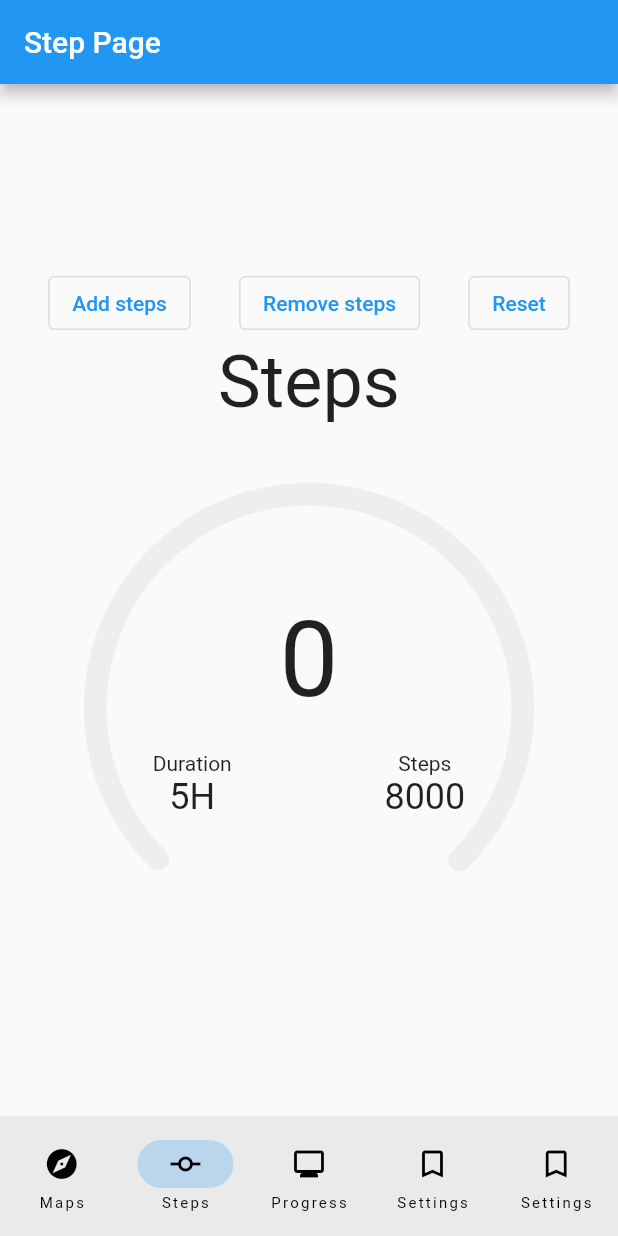
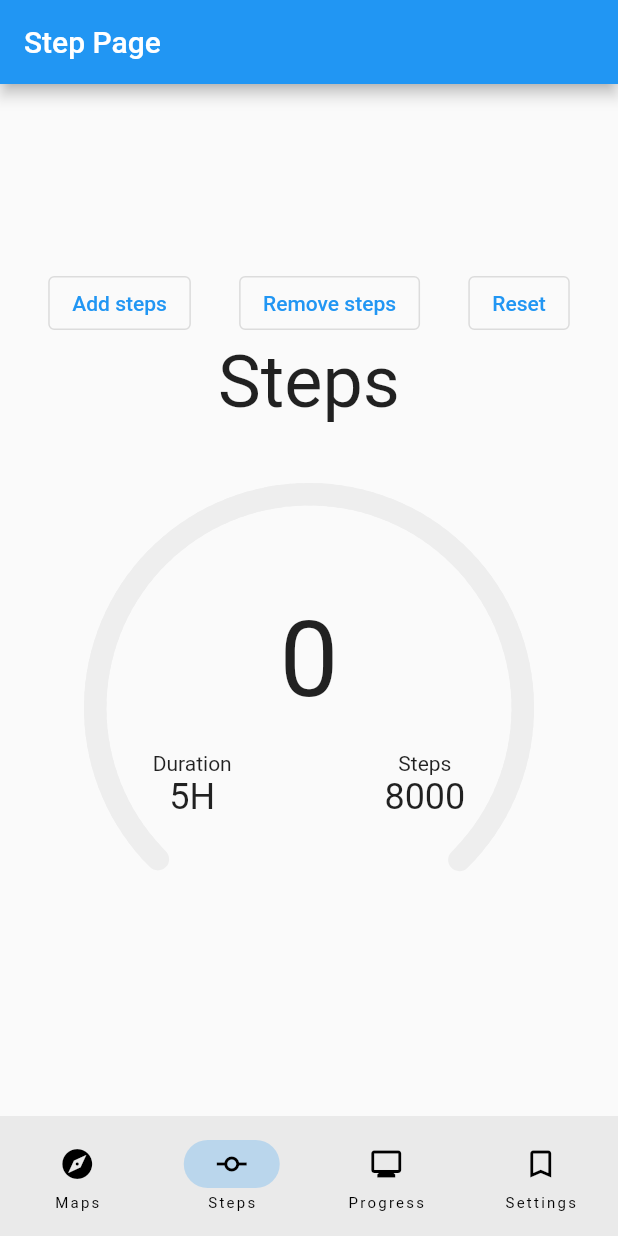
Before and after one commit to tonyolori/run_tracking_application, a Flutter app: the screen it shows after launch, item 2 of the bottom bar chosen, on a phone screen of 412 x 824 dp. Run offline on Flutter 3.47's test engine with Material 2 defaults, Android fonts, the phone set to English and light mode, and no system bars; drawn by our look-alikes of step_progress_indicator; our stand-ins replace google_fonts, google_maps_flutter, location, pedometer, permission_handler, settings_ui and 2 more; missing offline and left inert: d_chart, flutter_polyline_points; accounts and stored records are empty.

```diff
--- a/lib/pages/home_page.dart
+++ b/lib/pages/home_page.dart
@@ -23,7 +23,6 @@ class _HomepageState extends State<Homepage> {
     MapHomePage(),
     const RunTracking(),
     const ProgressPage(),
-    const SettingsPage(),
     const SettingsPage(),
   ];
   askPermission() async {
@@ -121,11 +120,6 @@ class _HomepageState extends State<Homepage> {
                 icon: Icon(Icons.bookmark_border),
                 label: 'Settings',
               ),
-              NavigationDestination(
-                selectedIcon: Icon(Icons.bookmark),
-                icon: Icon(Icons.bookmark_border),
-                label: 'Settings',
-              ),
             ]),
         body: _screens[selectedIndex],
       ),
--- a/lib/pages/progress_page.dart
+++ b/lib/pages/progress_page.dart
@@ -143,7 +143,7 @@ class _ProgressPageState extends State<ProgressPage> {
             AspectRatio(
               aspectRatio: 4 / 3,
               child: DChartBar(
-                data: dummyCalorieData,//constructedCalorieBar,
+                data: constructedCalorieBar,//dummyCalorieData,//? you have go fix thislater
                 domainLabelPaddingToAxisLine: 16,
                 axisLineTick: 2,
                 axisLinePointTick: 2,
```
Also changed, not shown: lib/db/user_db.dart (+10 -0 lines), lib/pages/user_page.dart (+16 -0 lines).
